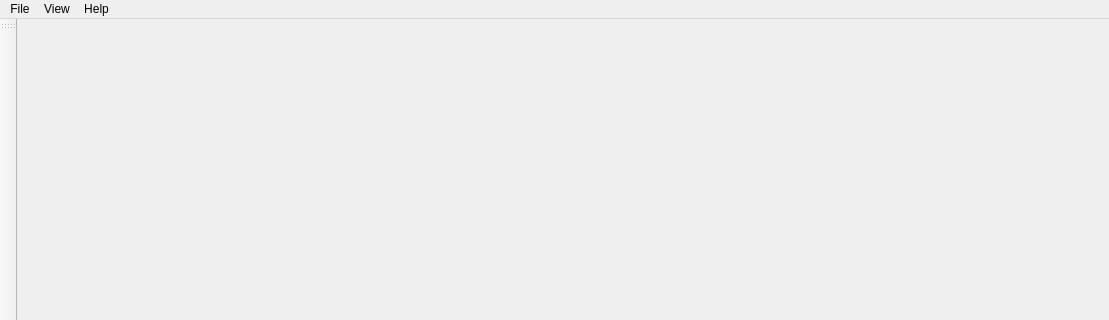
Before: the Qt Designer form mainwindow.ui in yaozixuan/BrainLine, drawn with Qt 5; both pictures show x 0 to 1109 and y 0 to 320 of the 1109 by 808 pixel window.
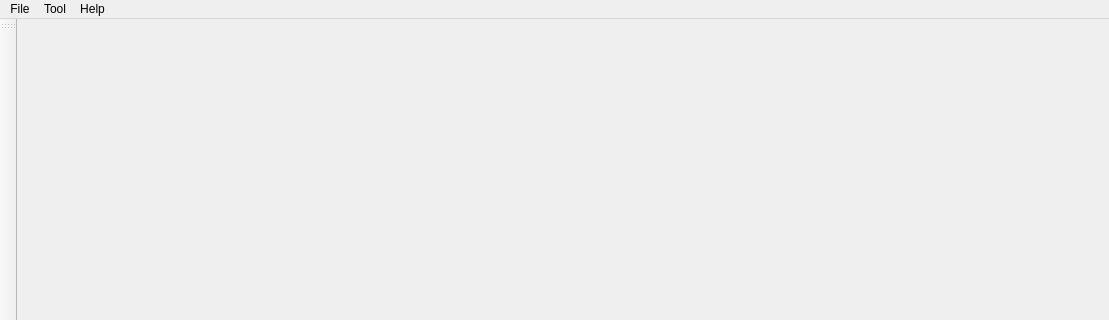
After: the same form once the commit is applied.

What changed in the file:
```diff
--- a/mainwindow.ui
+++ b/mainwindow.ui
@@ -48,9 +48,9 @@
     <addaction name="actionClose"/>
     <addaction name="actionQuit"/>
    </widget>
-   <widget class="QMenu" name="menuView">
+   <widget class="QMenu" name="menuTool">
     <property name="title">
-     <string>View</string>
+     <string>Tool</string>
     </property>
     <addaction name="separator"/>
     <addaction name="actionZoom_In"/>
@@ -65,7 +65,7 @@
     <addaction name="actionHelp_Information"/>
    </widget>
    <addaction name="menuBrainLine"/>
-   <addaction name="menuView"/>
+   <addaction name="menuTool"/>
    <addaction name="menuHelp"/>
   </widget>
   <action name="actionNew">
```
